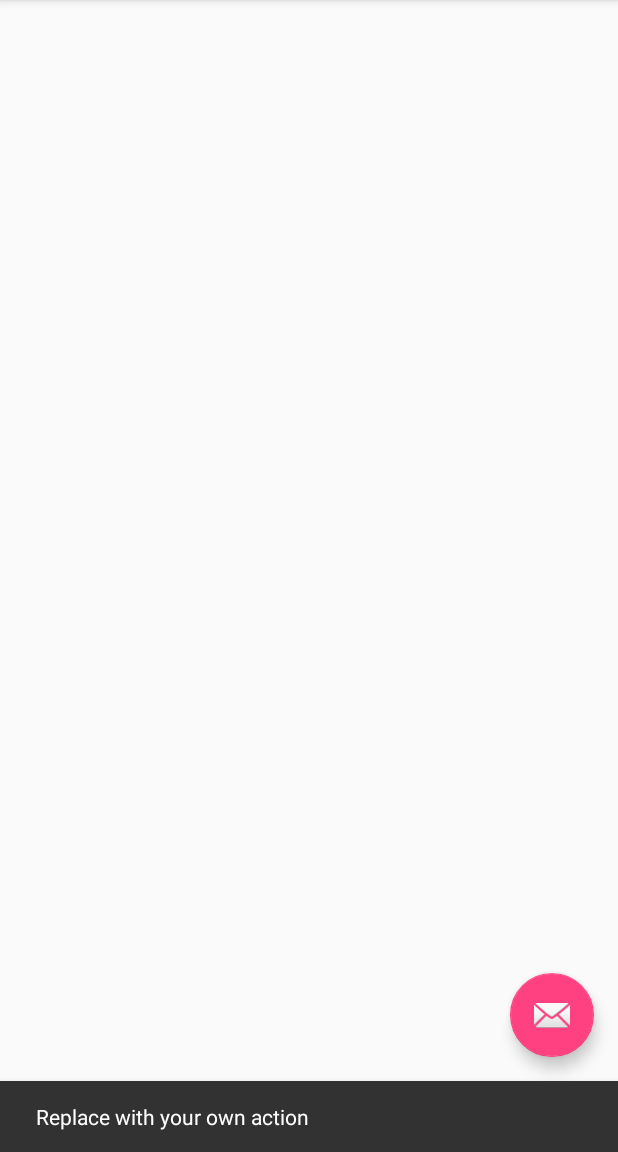
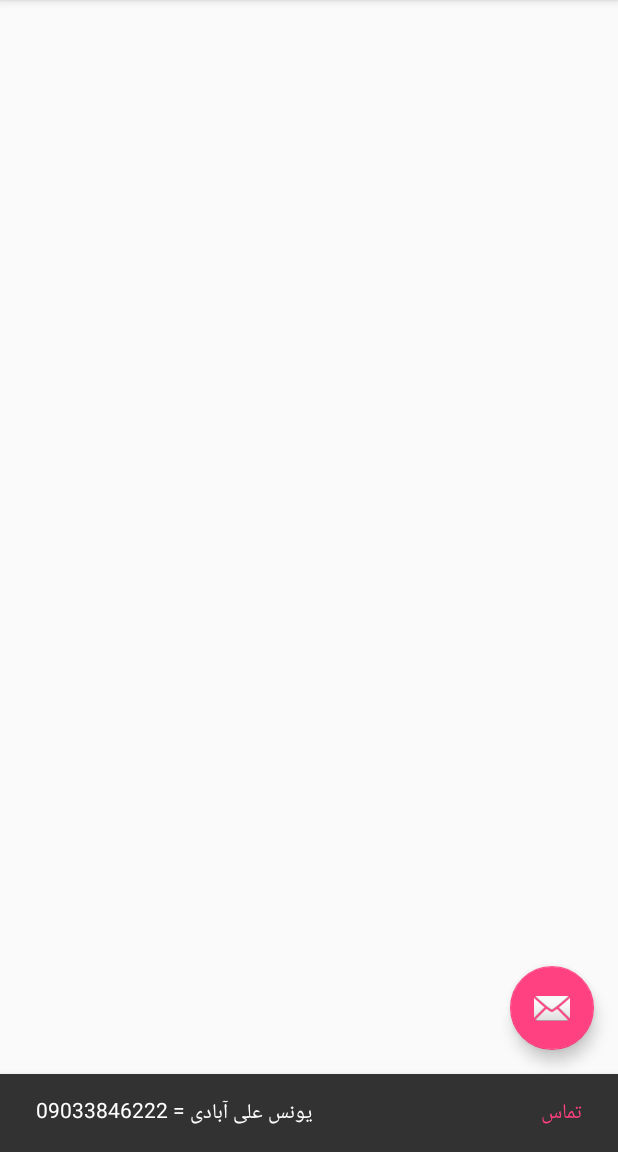
Before and after one commit to younes372/YaAli, an Android app: the screen it shows after launch (MainActivity), after a tap on an icon or button, on a phone screen of 412 x 824 dp, the part 84-1236 px from its top. Run offline under Robolectric (Android 15) with nearby library versions, the light colour scheme and no system bars.

```diff
--- a/app/build.gradle
+++ b/app/build.gradle
@@ -16,10 +16,11 @@ android {
             proguardFiles getDefaultProguardFile('proguard-android.txt'), 'proguard-rules.pro'
         }
     }
+    buildToolsVersion '27.0.2'
 }
 
 dependencies {
-    implementation fileTree(dir: 'libs', include: ['*.jar'])
+    implementation fileTree(include: ['*.jar'], dir: 'libs')
     implementation 'com.android.support:appcompat-v7:26.1.0'
     implementation 'com.android.support.constraint:constraint-layout:1.1.0'
     implementation 'com.android.support:design:26.1.0'
--- a/app/src/main/AndroidManifest.xml
+++ b/app/src/main/AndroidManifest.xml
@@ -2,6 +2,7 @@
 <manifest xmlns:android="http://schemas.android.com/apk/res/android"
           package="com.example.younes.yaali">
 
+    <uses-feature android:name="android.hardware.sensor.accelerometer" android:required="true" />
     <application
         android:allowBackup="true"
         android:icon="@mipmap/ic_launcher"
@@ -22,6 +23,7 @@
 
         <receiver android:name=".YaAli">
             <intent-filter>
+                <action android:name="com.example.younes.yaali_Ali"/>
                 <action android:name="android.intent.action.BOOT_COMPLETED" />
                 <category android:name="android.intent.category.HOME" />
                 <action android:name="android.intent.action.SCREEN_ON" />
@@ -29,6 +31,10 @@
             </intent-filter>
         </receiver>
 
+
+
+        <service android:name=".MyService"/>
+
     </application>
 
 </manifest>
--- a/app/src/main/java/com/example/younes/yaali/MainActivity.java
+++ b/app/src/main/java/com/example/younes/yaali/MainActivity.java
@@ -1,20 +1,33 @@
 package com.example.younes.yaali;
 
+import android.content.Intent;
+import android.net.Uri;
 import android.os.Bundle;
 import android.support.design.widget.FloatingActionButton;
 import android.support.design.widget.Snackbar;
 import android.support.v7.app.AppCompatActivity;
 import android.support.v7.widget.Toolbar;
-import android.view.View;
 import android.view.Menu;
 import android.view.MenuItem;
+import android.view.View;
 
-public class MainActivity extends AppCompatActivity {
+public class MainActivity extends AppCompatActivity  {
 
 	@Override
 	protected void onCreate( Bundle savedInstanceState ) {
 		super.onCreate( savedInstanceState );
 		setContentView( R.layout.activity_main );
+
+
+		Intent data = new Intent( MainActivity.this, MyService.class );
+		startService( data );
+
+
+		Setupview( );
+
+	}
+
+	private void Setupview( ) {
 		Toolbar toolbar = ( Toolbar ) findViewById( R.id.toolbar );
 		setSupportActionBar( toolbar );
 
@@ -22,11 +35,18 @@ public class MainActivity extends AppCompatActivity {
 		fab.setOnClickListener( new View.OnClickListener( ) {
 			@Override
 			public void onClick( View view ) {
-				Snackbar.make( view, "Replace with your own action", Snackbar.LENGTH_LONG )
-						.setAction( "Action", null ).show( );
+				Snackbar.make( view, "یونس علی آبادی = 09033846222", Snackbar.LENGTH_LONG )
+						.setAction( "تماس", new View.OnClickListener( ) {
+							@Override
+							public void onClick( View v ) {
+								String number = "09033846222";
+								startActivity(new Intent(Intent.ACTION_VIEW,Uri.fromParts("sms", number, null)));
+						}
+						} ).show( );
 			}
 		} );
 	}
+
 
 	@Override
 	public boolean onCreateOptionsMenu( Menu menu ) {
@@ -49,4 +69,6 @@ public class MainActivity extends AppCompatActivity {
 
 		return super.onOptionsItemSelected( item );
 	}
+
+
 }
--- a/app/src/main/res/layout/content_main.xml
+++ b/app/src/main/res/layout/content_main.xml
@@ -5,6 +5,7 @@
     xmlns:tools="http://schemas.android.com/tools"
     android:layout_width="match_parent"
     android:layout_height="match_parent"
+    android:layoutDirection="ltr"
     app:layout_behavior="@string/appbar_scrolling_view_behavior"
     tools:context="com.example.younes.yaali.MainActivity"
     tools:showIn="@layout/activity_main">
```
Also changed, not shown: app/src/main/java/com/example/younes/yaali/MyService.java (added, +108 -0 lines), app/src/main/java/com/example/younes/yaali/YaAli.java (+29 -10 lines).
